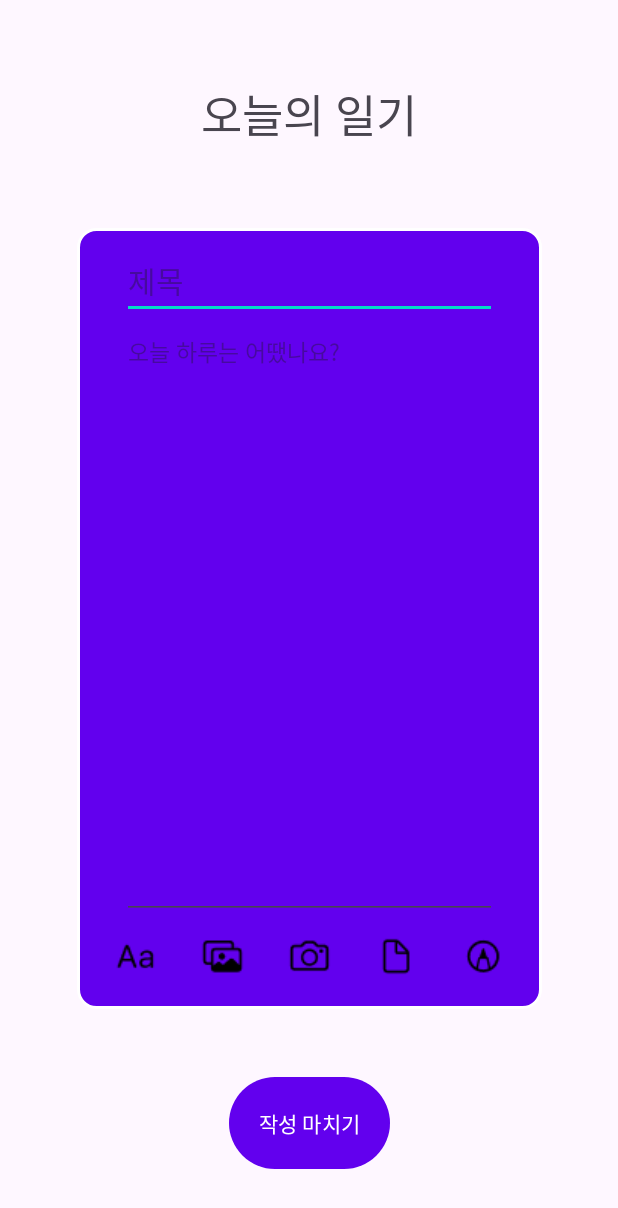
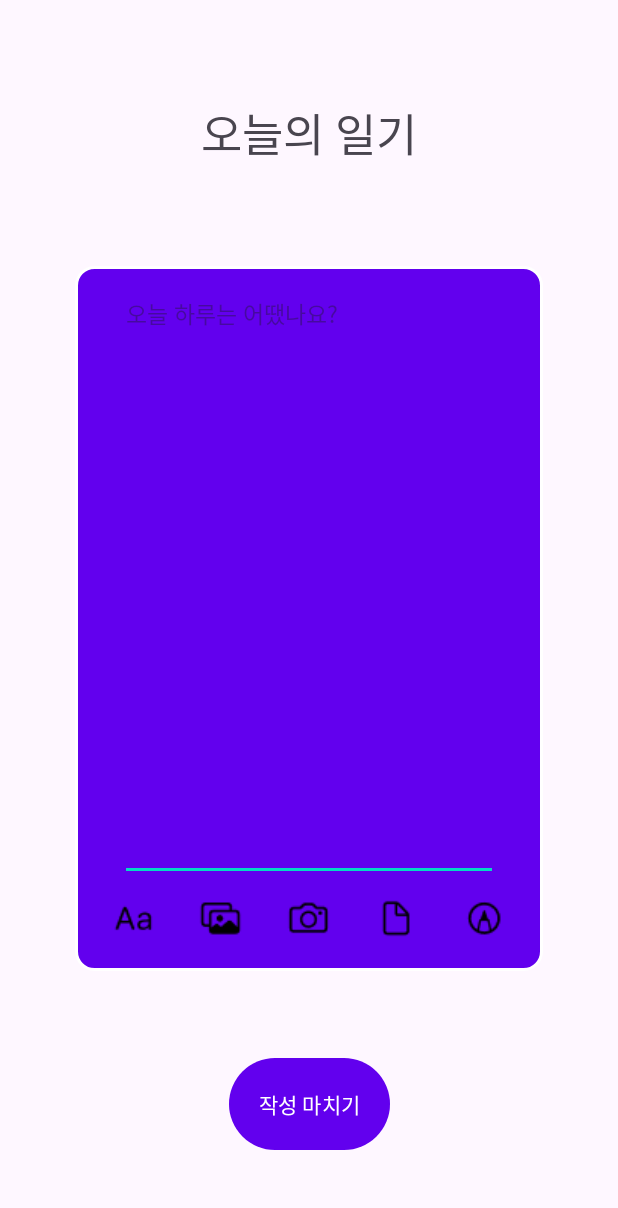
Before and after one commit to JL-KHANZ/2025_2_7_mobile_programming, an Android app: the ActivityDaily screen opened directly, with no data from a screen before it, on a phone screen of 412 x 824 dp. Shown: the top 1208 px of the screen. Run offline under Robolectric (Android 15) with nearby library versions, the light colour scheme and no system bars; libraries missing offline, so code that uses them is left out: com.google.ai.client; 3 statements that could not run were skipped.

Commit message:
delete title for daily

```diff
--- a/app/src/main/res/layout/activity_daily_2_journal.xml
+++ b/app/src/main/res/layout/activity_daily_2_journal.xml
@@ -17,10 +17,11 @@ xmlns:app="http://schemas.android.com/apk/res-auto">
 
     <LinearLayout
         android:id="@+id/daily_input_container"
-        android:layout_width="wrap_content"
+        android:layout_width="match_parent"
         android:layout_height="wrap_content"
         android:orientation="vertical"
         android:padding="10sp"
+        android:layout_marginHorizontal="50sp"
         android:gravity="center"
         android:background="@drawable/dailyedittext"
         app:layout_constraintBottom_toBottomOf="parent"
@@ -28,15 +29,6 @@ xmlns:app="http://schemas.android.com/apk/res-auto">
         app:layout_constraintLeft_toLeftOf="parent"
         app:layout_constraintRight_toRightOf="parent"
         >
-
-    <EditText
-        android:id="@+id/daily_input_title"
-        android:layout_width="250sp"
-        android:layout_height="wrap_content"
-        android:layout_marginHorizontal="20dp"
-        android:hint="제목"
-        android:textSize="20sp"
-        />
 
     <EditText
         android:id="@+id/daily_input_content"
--- a/app/src/main/res/layout/activity_search_chat.xml
+++ b/app/src/main/res/layout/activity_search_chat.xml
@@ -19,6 +19,7 @@
         android:id="@+id/chatsearch_layout"
         android:layout_width="wrap_content"
         android:layout_height="wrap_content"
+        android:orientation="vertical"
         app:layout_constraintStart_toStartOf="parent"
         app:layout_constraintEnd_toEndOf="parent"
         app:layout_constraintTop_toBottomOf="@+id/chatsearch_title_text"
```
